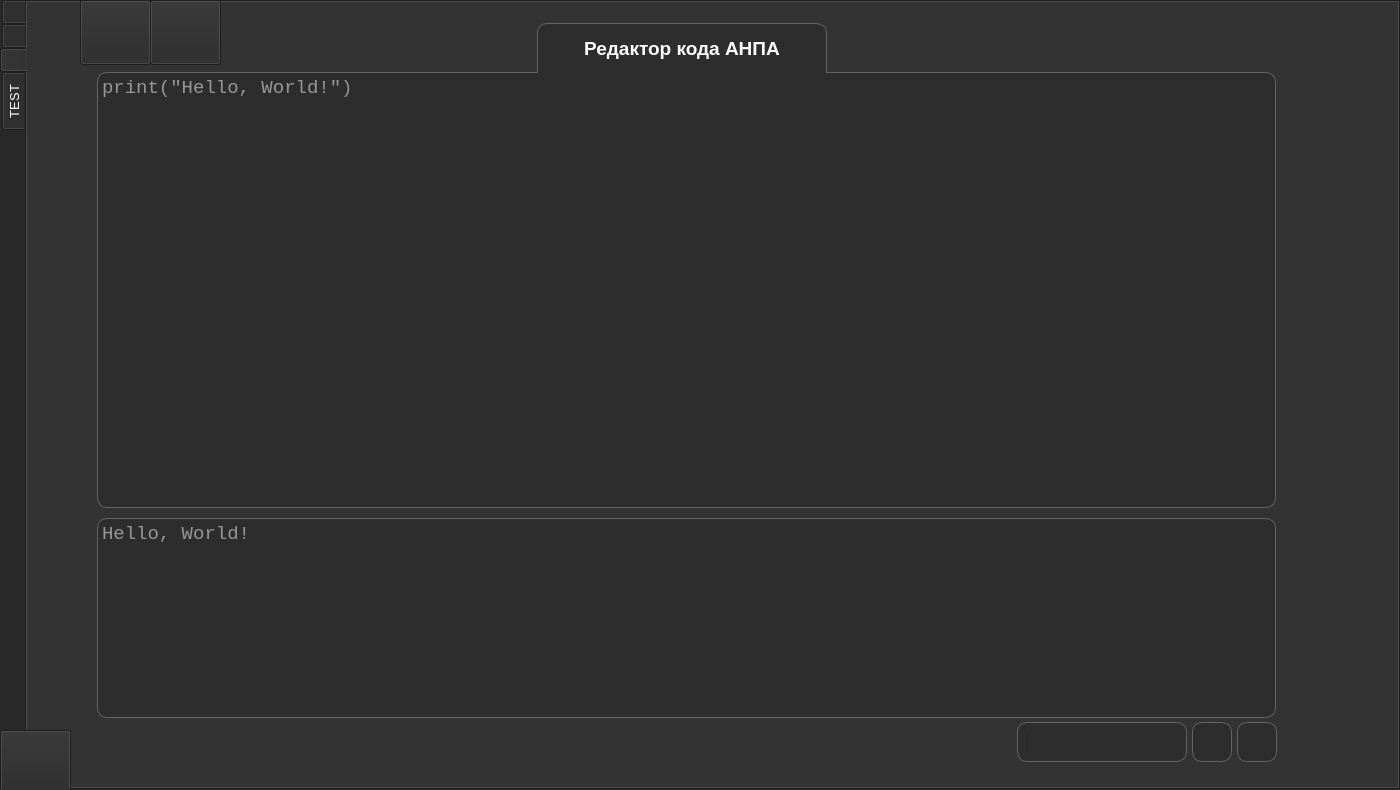
Qt form src/ClientApp/MainWindow.ui (PolarStarWalker/PolarUV-client) before a commit.
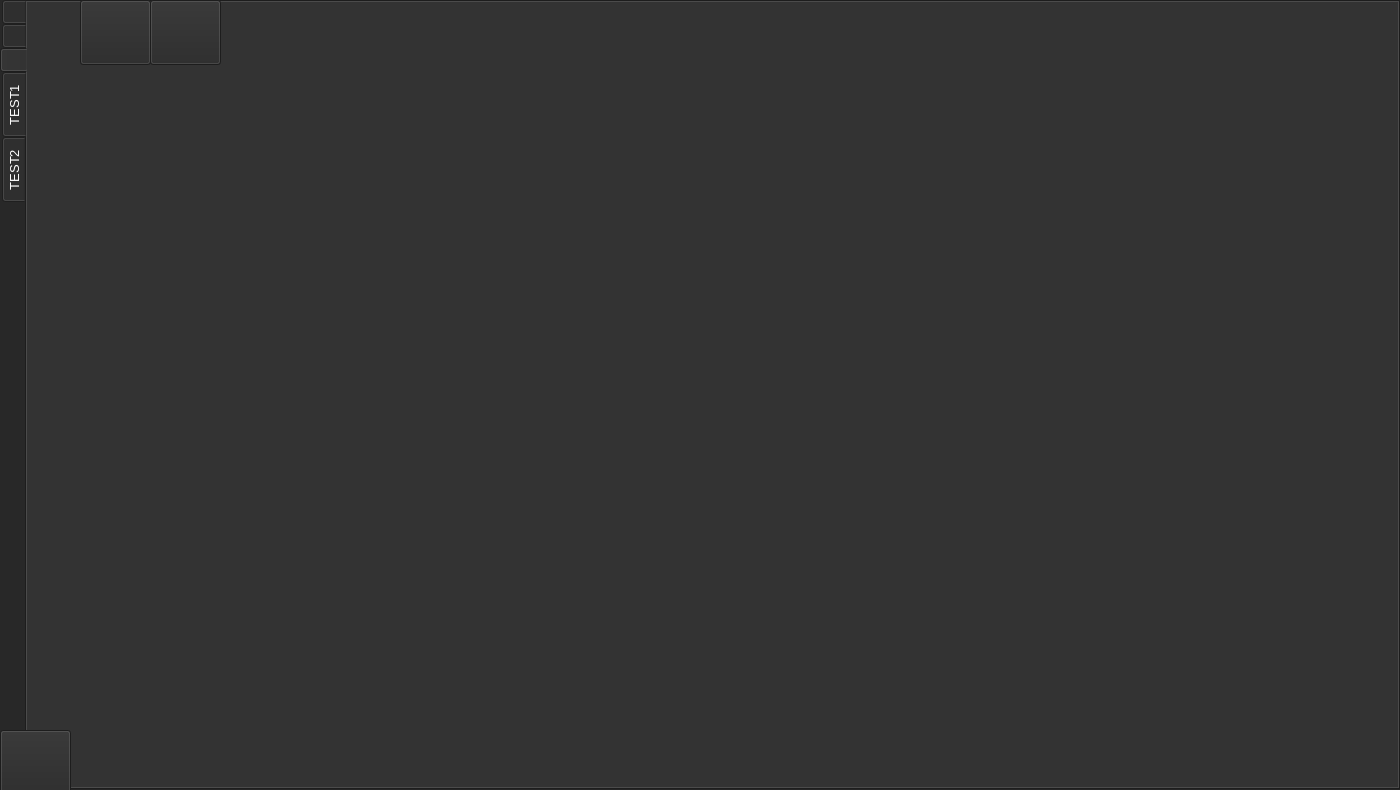
The same form after that commit. The open tabs and pages were chosen to show the change. Icons and pictures are not drawn.

The edit to the form file:
```diff
--- a/src/ClientApp/MainWindow.ui
+++ b/src/ClientApp/MainWindow.ui
@@ -6539,292 +6539,15 @@
      <attribute name="toolTip">
       <string>Программа АНПА</string>
      </attribute>
-     <widget class="QTextEdit" name="CodeEdit">
-      <property name="geometry">
-       <rect>
-        <x>70</x>
-        <y>70</y>
-        <width>1179</width>
-        <height>436</height>
-       </rect>
-      </property>
-      <property name="font">
-       <font>
-        <family>Courier New</family>
-        <pointsize>14</pointsize>
-        <weight>50</weight>
-        <bold>false</bold>
-        <kerning>true</kerning>
-       </font>
-      </property>
-      <property name="styleSheet">
-       <string notr="true">color:rgb(255,255,255);
-
-background-color:rgb(45,45,45);
-
-border-width:1px;
-border-color :rgb(100,100,100);
-border-radius:10px;
-border-style:solid;</string>
-      </property>
-      <property name="frameShape">
-       <enum>QFrame::Panel</enum>
-      </property>
-      <property name="frameShadow">
-       <enum>QFrame::Raised</enum>
-      </property>
-      <property name="lineWidth">
-       <number>1</number>
-      </property>
-      <property name="midLineWidth">
-       <number>0</number>
-      </property>
-      <property name="acceptRichText">
-       <bool>false</bool>
-      </property>
-      <property name="placeholderText">
-       <string>print(&quot;Hello, World!&quot;)</string>
-      </property>
-     </widget>
-     <widget class="QLabel" name="CodeTabBackgroundLabel">
-      <property name="geometry">
-       <rect>
-        <x>0</x>
-        <y>0</y>
-        <width>1319</width>
-        <height>786</height>
-       </rect>
-      </property>
-      <property name="text">
-       <string/>
-      </property>
-      <property name="textFormat">
-       <enum>Qt::RichText</enum>
-      </property>
-      <property name="scaledContents">
-       <bool>true</bool>
-      </property>
-      <property name="wordWrap">
-       <bool>true</bool>
-      </property>
-     </widget>
-     <widget class="QLabel" name="CodeEditLabel">
-      <property name="geometry">
-       <rect>
-        <x>510</x>
-        <y>21</y>
-        <width>290</width>
-        <height>50</height>
-       </rect>
-      </property>
-      <property name="font">
-       <font>
-        <family>Arial</family>
-        <pointsize>14</pointsize>
-        <weight>75</weight>
-        <bold>true</bold>
-        <kerning>true</kerning>
-       </font>
-      </property>
-      <property name="mouseTracking">
-       <bool>false</bool>
-      </property>
-      <property name="autoFillBackground">
-       <bool>false</bool>
-      </property>
-      <property name="styleSheet">
-       <string notr="true">color:rgb(255,255,255);
-
-background-color:rgb(45,45,45);
-
-border-width:1px;
-border-color :rgb(100,100,100);
-border-top-left-radius:10px;
-border-top-right-radius:10px;
-border-bottom-width:0px;
-border-style:solid;</string>
-      </property>
-      <property name="frameShape">
-       <enum>QFrame::Panel</enum>
-      </property>
-      <property name="text">
-       <string>Редактор кода АНПА</string>
-      </property>
-      <property name="alignment">
-       <set>Qt::AlignCenter</set>
-      </property>
-     </widget>
-     <widget class="QPushButton" name="ReleaseCodeButton">
-      <property name="geometry">
-       <rect>
-        <x>1210</x>
-        <y>720</y>
-        <width>40</width>
-        <height>40</height>
-       </rect>
-      </property>
-      <property name="styleSheet">
-       <string notr="true">color:rgb(255,255,255);
-
-background-color:rgb(45,45,45);
-
-border-width:1px;
-border-color :rgb(100,100,100);
-border-radius:10px;
-border-style:solid;</string>
-      </property>
-      <property name="text">
-       <string/>
-      </property>
-     </widget>
-     <widget class="QPushButton" name="DebugCodeButton">
-      <property name="geometry">
-       <rect>
-        <x>1165</x>
-        <y>720</y>
-        <width>40</width>
-        <height>40</height>
-       </rect>
-      </property>
-      <property name="styleSheet">
-       <string notr="true">color:rgb(255,255,255);
-
-background-color:rgb(45,45,45);
-
-border-width:1px;
-border-color :rgb(100,100,100);
-border-radius:10px;
-border-style:solid;</string>
-      </property>
-      <property name="text">
-       <string/>
-      </property>
-     </widget>
-     <widget class="QTextEdit" name="OutputEdit">
-      <property name="geometry">
-       <rect>
-        <x>70</x>
-        <y>516</y>
-        <width>1179</width>
-        <height>200</height>
-       </rect>
-      </property>
-      <property name="font">
-       <font>
-        <family>Courier New</family>
-        <pointsize>14</pointsize>
-        <weight>50</weight>
-        <bold>false</bold>
-        <kerning>true</kerning>
-       </font>
-      </property>
-      <property name="styleSheet">
-       <string notr="true">color:rgb(255,255,255);
-
-background-color:rgb(45,45,45);
-
-border-width:1px;
-border-color :rgb(100,100,100);
-border-radius:10px;
-border-style:solid;</string>
-      </property>
-      <property name="frameShape">
-       <enum>QFrame::Panel</enum>
-      </property>
-      <property name="frameShadow">
-       <enum>QFrame::Raised</enum>
-      </property>
-      <property name="lineWidth">
-       <number>1</number>
-      </property>
-      <property name="midLineWidth">
-       <number>0</number>
-      </property>
-      <property name="readOnly">
-       <bool>true</bool>
-      </property>
-      <property name="acceptRichText">
-       <bool>false</bool>
-      </property>
-      <property name="placeholderText">
-       <string>Hello, World!</string>
-      </property>
-     </widget>
-     <widget class="QProgressBar" name="ProgressBar">
-      <property name="enabled">
-       <bool>true</bool>
-      </property>
-      <property name="geometry">
-       <rect>
-        <x>1000</x>
-        <y>730</y>
-        <width>150</width>
-        <height>20</height>
-       </rect>
-      </property>
-      <property name="styleSheet">
-       <string notr="true">color:rgb(255,255,255);
-
-background-color:rgb(45,45,45);
-
-border-width:0px;
-border-color :rgb(100,100,100);
-border-style:solid;</string>
-      </property>
-      <property name="value">
-       <number>0</number>
-      </property>
-      <property name="orientation">
-       <enum>Qt::Horizontal</enum>
-      </property>
-      <property name="invertedAppearance">
-       <bool>false</bool>
-      </property>
-      <property name="format">
-       <string/>
-      </property>
-     </widget>
-     <widget class="QFrame" name="ProgressBarFrame">
-      <property name="geometry">
-       <rect>
-        <x>990</x>
-        <y>720</y>
-        <width>170</width>
-        <height>40</height>
-       </rect>
-      </property>
-      <property name="autoFillBackground">
-       <bool>false</bool>
-      </property>
-      <property name="styleSheet">
-       <string notr="true">color:rgb(255,255,255);
-
-background-color:rgb(45,45,45);
-
-border-width:1px;
-border-color :rgb(100,100,100);
-border-radius:10px;
-border-style:solid;</string>
-      </property>
-      <property name="frameShape">
-       <enum>QFrame::StyledPanel</enum>
-      </property>
-      <property name="frameShadow">
-       <enum>QFrame::Raised</enum>
-      </property>
-     </widget>
-     <zorder>CodeTabBackgroundLabel</zorder>
-     <zorder>ReleaseCodeButton</zorder>
-     <zorder>DebugCodeButton</zorder>
-     <zorder>CodeEdit</zorder>
-     <zorder>CodeEditLabel</zorder>
-     <zorder>OutputEdit</zorder>
-     <zorder>ProgressBarFrame</zorder>
-     <zorder>ProgressBar</zorder>
     </widget>
     <widget class="QWidget" name="tab">
      <attribute name="title">
-      <string>TEST</string>
+      <string>TEST1</string>
+     </attribute>
+    </widget>
+    <widget class="QWidget" name="TestTab2">
+     <attribute name="title">
+      <string>TEST2</string>
      </attribute>
     </widget>
    </widget>
```
Left out of the diff: 17 changed lines with no effect on the pictures.
